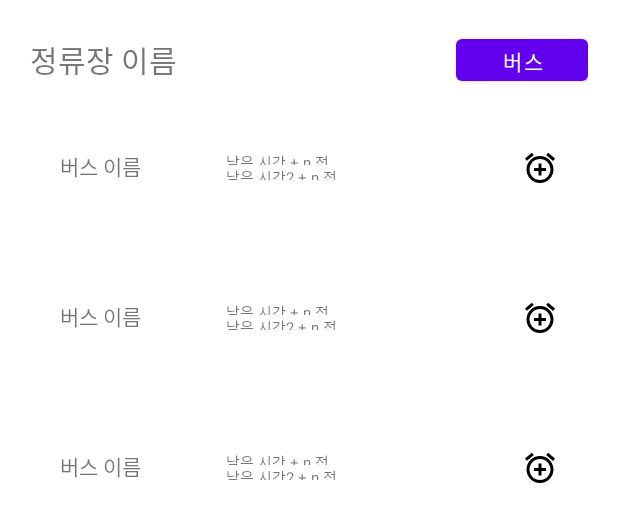
After one commit to J1WonLee/MyBus_v4, an Android app: the layout main_fav_item.xml on its own in the app's theme, with its tools: preview values and no code run, on a phone screen of 412 x 824 dp. The commit adds this screen. Shown: the top 522 px of the screen. Run offline under Robolectric (Android 15) with nearby library versions, the phone set to English and light mode, and no system bars.

Commit message:
09-11 메인화면 ui

```diff
--- a/app/src/main/java/com/example/mybus/retrofitrepo/RetrofitGbusRepository.java
+++ b/app/src/main/java/com/example/mybus/retrofitrepo/RetrofitGbusRepository.java
@@ -57,4 +57,9 @@ public class RetrofitGbusRepository implements RetrofitGbusService {
     public Single<GBusRouteSearchResponse> getGbusRouteInfo(String serviceKey, String routeId) {
         return retrofitGbusService.getGbusRouteInfo(serviceKey, routeId);
     }
+
+    @Override
+    public Observable<GBusStopSearchResponse> schStopUidv2(String serviceKey, String stationId) {
+        return retrofitGbusService.schStopUidv2(serviceKey, stationId);
+    }
 }
--- a/app/src/main/java/com/example/mybus/retrofitrepo/RetrofitService.java
+++ b/app/src/main/java/com/example/mybus/retrofitrepo/RetrofitService.java
@@ -95,5 +95,4 @@ public interface RetrofitService {
             @Query("busRouteId") String busRouteId,
             @Query("resultType") String json
     );
-
 }
--- a/app/src/main/java/com/example/mybus/roomdb/BusRoomDatabase.java
+++ b/app/src/main/java/com/example/mybus/roomdb/BusRoomDatabase.java
@@ -11,7 +11,7 @@ import com.example.mybus.vo.LocalFav;
 import com.example.mybus.vo.LocalFavStopBus;
 import com.example.mybus.vo.User;
 
-@Database(entities = {User.class, BusSchList.class, StopSchList.class, LocalFav.class, LocalFavStopBus.class}, version = 13, exportSchema = false)
+@Database(entities = {User.class, BusSchList.class, StopSchList.class, LocalFav.class, LocalFavStopBus.class}, version = 14, exportSchema = false)
 @TypeConverters({Converters.class})
 public abstract class BusRoomDatabase extends RoomDatabase {
     public abstract BusDao getDao();
--- a/app/src/main/java/com/example/mybus/roomrepo/BusRoomRepository.java
+++ b/app/src/main/java/com/example/mybus/roomrepo/BusRoomRepository.java
@@ -199,4 +199,8 @@ public class BusRoomRepository {
         return busDao.getLocalFavStopBusLists(lsbId);
     }
 
+    public Single<List<LocalFav>> getLocalFavList(){
+        return busDao.getLocalFavList();
+    }
+
 }
--- a/app/src/main/java/com/example/mybus/searchDetail/BusRouteDetailActivity.java
+++ b/app/src/main/java/com/example/mybus/searchDetail/BusRouteDetailActivity.java
@@ -148,7 +148,7 @@ public class BusRouteDetailActivity extends AppCompatActivity {
             }else{
                 Long now = System.currentTimeMillis();
                 Date date = new Date(now);
-                LocalFav localFav = new LocalFav(busSchList.getBusRouteId() , busSchList.getBusRouteNm(), busSchList.getCorpNm(), 0, date);
+                LocalFav localFav = new LocalFav(busSchList.getBusRouteId(), "0", "0" , busSchList.getBusRouteNm(), busSchList.getCorpNm(), 0, date);
                 // 뷰 모델에서 즐겨찾기 작업 추가
                 busRouteSearchDetailViewModel.regitFav(localFav);
                 isFavSaved = true;
@@ -197,7 +197,7 @@ public class BusRouteDetailActivity extends AppCompatActivity {
                     isFavSaved = !isFavSaved;
                     Long now = System.currentTimeMillis();
                     Date date = new Date(now);
-                    LocalFav localFav = new LocalFav(busSchList.getBusRouteId() , busSchList.getBusRouteNm(), busSchList.getCorpNm(), 0, date);
+                    LocalFav localFav = new LocalFav(busSchList.getBusRouteId(), "0", "0" , busSchList.getBusRouteNm(), busSchList.getCorpNm(), 0, date);
                     busRouteSearchDetailViewModel.regitFav(localFav);
                     item.setIcon(R.drawable.ic_baseline_star_24);
                     favImage.setImageResource(R.drawable.ic_baseline_star_24);
--- a/app/src/main/res/layout/activity_main.xml
+++ b/app/src/main/res/layout/activity_main.xml
@@ -40,6 +40,7 @@
                 app:layout_constraintTop_toBottomOf="@+id/toolbar" />
 
             <androidx.recyclerview.widget.RecyclerView
+                android:id="@+id/main_recycler"
                 android:layout_width="wrap_content"
                 android:layout_height="0dp"
                 android:layout_margin="40dp"
--- /dev/null
+++ b/app/src/main/res/layout/main_fav_buslist_item.xml
@@ -0,0 +1,69 @@
+<?xml version="1.0" encoding="utf-8"?>
+<LinearLayout
+    xmlns:android="http://schemas.android.com/apk/res/android"
+    android:layout_width="match_parent"
+    android:layout_height="100dp">
+
+    <LinearLayout
+        android:padding="10dp"
+        android:orientation="horizontal"
+        android:id="@+id/fav_contents"
+        android:layout_width="match_parent"
+        android:layout_height="match_parent">
+
+        <TextView
+            android:id="@+id/bus_name"
+            android:layout_width="wrap_content"
+            android:layout_height="wrap_content"
+            android:gravity="center_vertical"
+            android:text="버스 이름" />
+
+        <View
+            android:layout_height="0dp"
+            android:layout_width="0dp"
+            android:layout_weight="1" />
+
+        <LinearLayout
+            android:layout_gravity="center_vertical"
+            android:orientation="vertical"
+            android:id="@+id/bus_remain_time_wrap"
+            android:layout_width="140dp"
+            android:layout_height="match_parent" >
+
+            <TextView
+                android:gravity="center_vertical"
+                android:id="@+id/first_remain_time"
+                android:layout_width="match_parent"
+                android:layout_height="10dp"
+                android:text="남은 시간 + n 전"
+                android:textSize="10sp" />
+
+
+            <TextView
+                android:gravity="center_vertical"
+                android:id="@+id/second_remain_time"
+                android:layout_width="match_parent"
+                android:layout_height="10dp"
+                android:text="남은 시간2 + n 전"
+                android:textSize="10sp" />
+
+
+        </LinearLayout>
+
+        <View
+            android:layout_height="0dp"
+            android:layout_width="0dp"
+            android:layout_weight="1" />
+
+        <ImageView
+            android:src="@drawable/ic_baseline_add_alarm_24"
+            android:id="@+id/bus_alarm"
+            android:layout_width="wrap_content"
+            android:layout_height="wrap_content"
+            android:text="버스"
+            android:layout_gravity="left" />
+
+    </LinearLayout>
+
+
+</LinearLayout>
--- /dev/null
+++ b/app/src/main/res/layout/main_fav_item.xml
@@ -0,0 +1,49 @@
+<?xml version="1.0" encoding="utf-8"?>
+<LinearLayout
+    xmlns:android="http://schemas.android.com/apk/res/android"
+    xmlns:app="http://schemas.android.com/apk/res-auto"
+    xmlns:tools="http://schemas.android.com/tools"
+    android:padding="10dp"
+    android:id="@+id/main_fav_item_wrap"
+    android:orientation="vertical"
+
+    android:layout_width="match_parent"
+    android:layout_height="match_parent">
+
+    <LinearLayout
+        android:padding="10dp"
+        android:orientation="horizontal"
+        android:id="@+id/fav_title"
+        android:layout_width="match_parent"
+        android:layout_height="60dp">
+        <TextView
+            android:id="@+id/fav_stop_bus_name"
+            android:layout_width="wrap_content"
+            android:layout_height="match_parent"
+            android:text="정류장 이름 "
+            android:textSize="20sp"
+            android:gravity="center_vertical" />
+        <View
+            android:layout_height="0dp"
+            android:layout_width="0dp"
+            android:layout_weight="1" />
+        <Button
+            android:id="@+id/stop_bus_list_btn"
+            android:layout_width="wrap_content"
+            android:layout_height="match_parent"
+            android:text="버스"
+            android:layout_gravity="left" />
+
+    </LinearLayout>
+
+    <androidx.recyclerview.widget.RecyclerView
+        android:id="@+id/nested_rv"
+        android:layout_width="match_parent"
+        android:layout_height="wrap_content"
+        android:layout_marginTop="10dp"
+        android:layout_marginHorizontal="10dp"
+        android:padding="10dp"
+        tools:listitem="@layout/main_fav_buslist_item" />
+
+
+</LinearLayout>
```
Also changed, not shown: app/src/main/java/com/example/mybus/MainActivity.java (+81 -0 lines), app/src/main/java/com/example/mybus/firebaserepo/FbRepository.java (+32 -2 lines), app/src/main/java/com/example/mybus/mainadapter/MainFavAdapter.java (added, +76 -0 lines), app/src/main/java/com/example/mybus/mainadapter/MainFavChildAdapter.java (added, +181 -0 lines), app/src/main/java/com/example/mybus/retrofitrepo/RetrofitGbusService.java (+7 -0 lines), app/src/main/java/com/example/mybus/roomdb/BusDao.java (+6 -2 lines), app/src/main/java/com/example/mybus/viewmodel/MainViewModel.java (+156 -4 lines).
